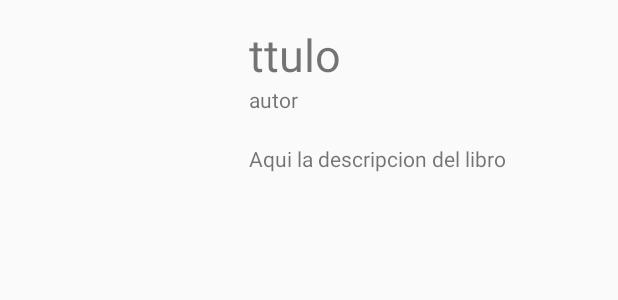
After one commit to Dagorik/LendMybook, an Android app: the layout activity_libro2.xml on its own in the app's theme, with its tools: preview values and no code run, on a phone screen of 412 x 824 dp. The commit adds this screen. Shown: the top 300 px of the screen. Run offline under Robolectric (Android 15) with nearby library versions, the phone set to English and light mode, and no system bars.

Commit message:
Se agrego la actividad para ver cada libro y su informacion

```diff
--- a/app/build.gradle
+++ b/app/build.gradle
@@ -27,6 +27,8 @@ dependencies {
 
 
 
+
+
     compile 'com.android.support:appcompat-v7:24.2.1'
     compile 'com.facebook.android:facebook-android-sdk:[4,5)'
     compile 'com.android.support:support-v4:24.2.1'
@@ -35,7 +37,5 @@ dependencies {
     compile 'com.github.bumptech.glide:glide:3.7.0'
     compile 'com.squareup.retrofit2:retrofit:2.1.0'
     compile 'com.squareup.retrofit2:converter-gson:2.1.0'
-
     testCompile 'junit:junit:4.12'
-
 }
--- a/app/src/main/AndroidManifest.xml
+++ b/app/src/main/AndroidManifest.xml
@@ -29,7 +29,8 @@
                 <category android:name="android.intent.category.LAUNCHER" />
             </intent-filter>
         </activity>
-        <activity android:name=".LoginActivity"></activity>
+        <activity android:name=".LoginActivity" />
+        <activity android:name=".LibroActivity"></activity>
     </application>
 
 </manifest>
--- /dev/null
+++ b/app/src/main/res/layout/activity_libro2.xml
@@ -0,0 +1,45 @@
+<?xml version="1.0" encoding="utf-8"?>
+<LinearLayout xmlns:android="http://schemas.android.com/apk/res/android"
+    xmlns:tools="http://schemas.android.com/tools"
+    android:id="@+id/activity_libro2"
+    android:layout_width="match_parent"
+    android:layout_height="match_parent"
+    android:paddingBottom="@dimen/activity_vertical_margin"
+    android:paddingLeft="@dimen/activity_horizontal_margin"
+    android:paddingRight="@dimen/activity_horizontal_margin"
+    android:paddingTop="@dimen/activity_vertical_margin"
+    tools:context="com.lendmybook.dagorik.lendmybook.LibroActivity">
+
+
+    <ImageView
+        android:id="@+id/portadas"
+        android:layout_width="150dp"
+        android:layout_height="200dp" />
+
+    <LinearLayout
+        android:layout_width="wrap_content"
+        android:layout_height="wrap_content"
+        android:orientation="vertical">
+
+        <TextView
+            android:id="@+id/titulos"
+            android:layout_width="wrap_content"
+            android:layout_height="wrap_content"
+            android:text="ttulo"
+            android:textSize="30dp" />
+
+        <TextView
+            android:id="@+id/autors"
+            android:layout_width="wrap_content"
+            android:layout_height="wrap_content"
+            android:text="autor" />
+
+        <TextView
+            android:id="@+id/descripciones"
+            android:layout_width="wrap_content"
+            android:layout_marginTop="20dp"
+            android:layout_height="wrap_content"
+            android:text="Aqui la descripcion del libro" />
+    </LinearLayout>
+
+</LinearLayout>
--- a/app/src/main/res/layout/activity_login.xml
+++ b/app/src/main/res/layout/activity_login.xml
@@ -7,6 +7,7 @@
     android:paddingBottom="@dimen/activity_vertical_margin"
     android:paddingLeft="@dimen/activity_horizontal_margin"
     android:paddingRight="@dimen/activity_horizontal_margin"
+    android:background="@drawable/face"
     android:paddingTop="@dimen/activity_vertical_margin"
     tools:context="com.lendmybook.dagorik.lendmybook.LoginActivity">
 
```
Also changed, not shown: app/src/main/java/com/lendmybook/dagorik/lendmybook/BooksAdapter.java (+26 -1 lines), app/src/main/java/com/lendmybook/dagorik/lendmybook/LibroActivity.java (added, +61 -0 lines), app/src/main/java/com/lendmybook/dagorik/lendmybook/LoginActivity.java (+7 -1 lines), app/src/main/java/com/lendmybook/dagorik/lendmybook/fragmentes/OneFragment.java (+7 -5 lines), app/src/main/java/com/lendmybook/dagorik/lendmybook/fragmentes/TwoFragment.java (+18 -3 lines), app/src/main/java/com/lendmybook/dagorik/lendmybook/interfaces/LendMyBookServices.java (+12 -2 lines), app/src/main/res/layout/fragment_libro.xml (added, +38 -0 lines), app/src/main/res/layout/item_books.xml (+7 -5 lines), app/src/main/res/drawable/face.png (added).
